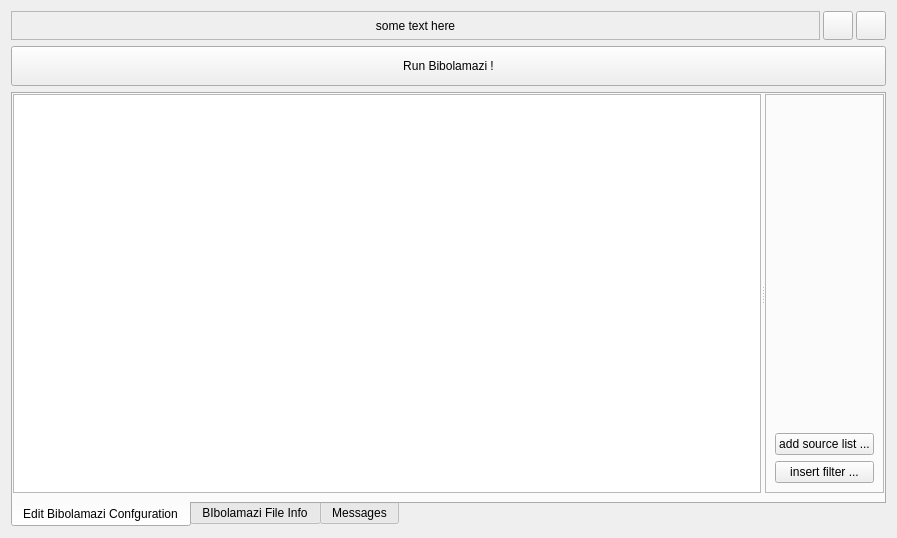
This is gui/openbibfile.ui in phfaist/bibolamazi as Qt 5 draws it before an edit. The edited form follows.
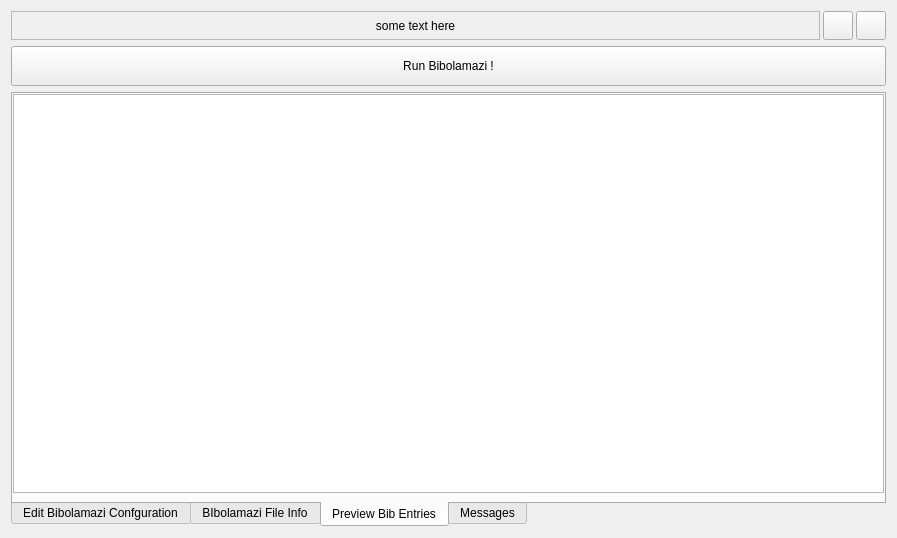
This is the edited form. The open tabs and pages were chosen to show the change. Icons and pictures are not drawn. Custom widgets are drawn as their Qt base class.

```diff
--- a/gui/openbibfile.ui
+++ b/gui/openbibfile.ui
@@ -179,6 +179,40 @@
        </item>
       </layout>
      </widget>
+     <widget class="QWidget" name="pageBibEntries">
+      <attribute name="title">
+       <string>Preview Bib Entries</string>
+      </attribute>
+      <layout class="QGridLayout" name="gridLayout_2">
+       <property name="leftMargin">
+        <number>0</number>
+       </property>
+       <property name="topMargin">
+        <number>0</number>
+       </property>
+       <property name="rightMargin">
+        <number>0</number>
+       </property>
+       <property name="bottomMargin">
+        <number>8</number>
+       </property>
+       <item row="0" column="0">
+        <widget class="QTextBrowser" name="txtBibEntries">
+         <property name="font">
+          <font>
+           <family>Courier 10 Pitch</family>
+          </font>
+         </property>
+         <property name="tabChangesFocus">
+          <bool>true</bool>
+         </property>
+         <property name="openLinks">
+          <bool>false</bool>
+         </property>
+        </widget>
+       </item>
+      </layout>
+     </widget>
      <widget class="QWidget" name="pageLog">
       <attribute name="title">
        <string>Messages</string>
```
